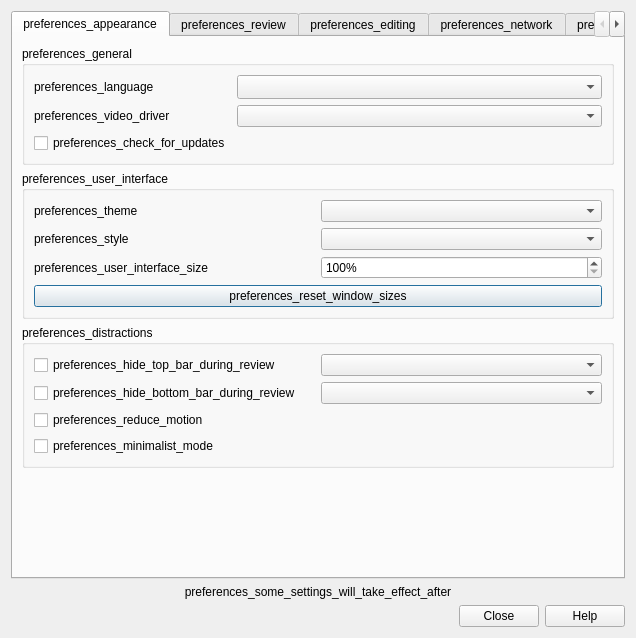
Above: qt/aqt/forms/preferences.ui from ankitects/anki before the change. Below: the same form after it.
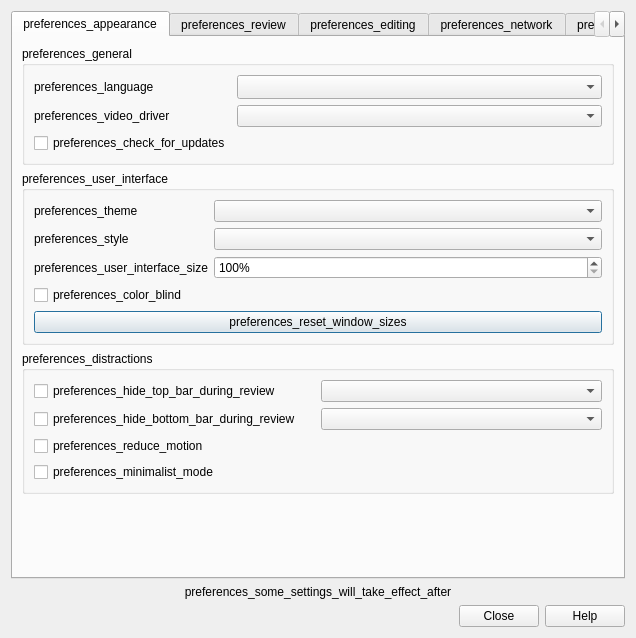
That is the form after the change.

Commit message: chore: test how color can be changed

What changed in the file:
```diff
--- a/qt/aqt/forms/preferences.ui
+++ b/qt/aqt/forms/preferences.ui
@@ -160,13 +160,26 @@
             </property>
            </widget>
           </item>
-          <item row="3" column="0" colspan="2">
+          <item row="4" column="0" colspan="2">
            <widget class="QPushButton" name="resetWindowSizes">
             <property name="text">
              <string>preferences_reset_window_sizes</string>
             </property>
            </widget>
           </item>
+          <item row="3" column="0">
+           <widget class="QCheckBox" name="color_blind">
+            <property name="sizePolicy">
+             <sizepolicy hsizetype="Fixed" vsizetype="Fixed">
+              <horstretch>0</horstretch>
+              <verstretch>0</verstretch>
+             </sizepolicy>
+            </property>
+            <property name="text">
+             <string>preferences_color_blind</string>
+            </property>
+           </widget>
+          </item>
          </layout>
         </widget>
        </item>
```
Left out of the diff: 34 changed lines with no effect on the pictures. The commit also changes 3 other files.
